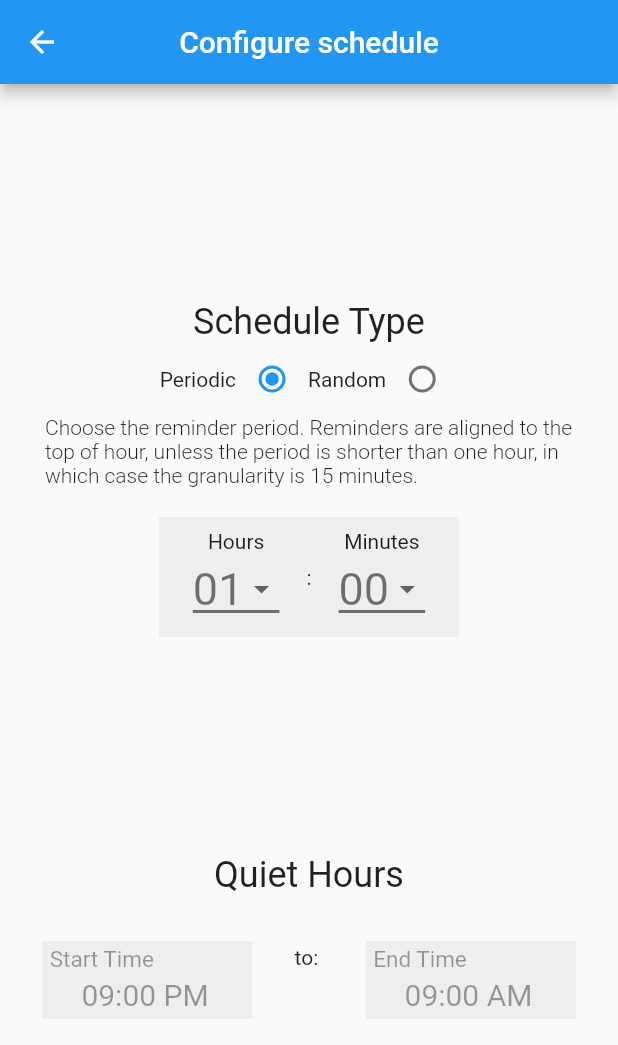
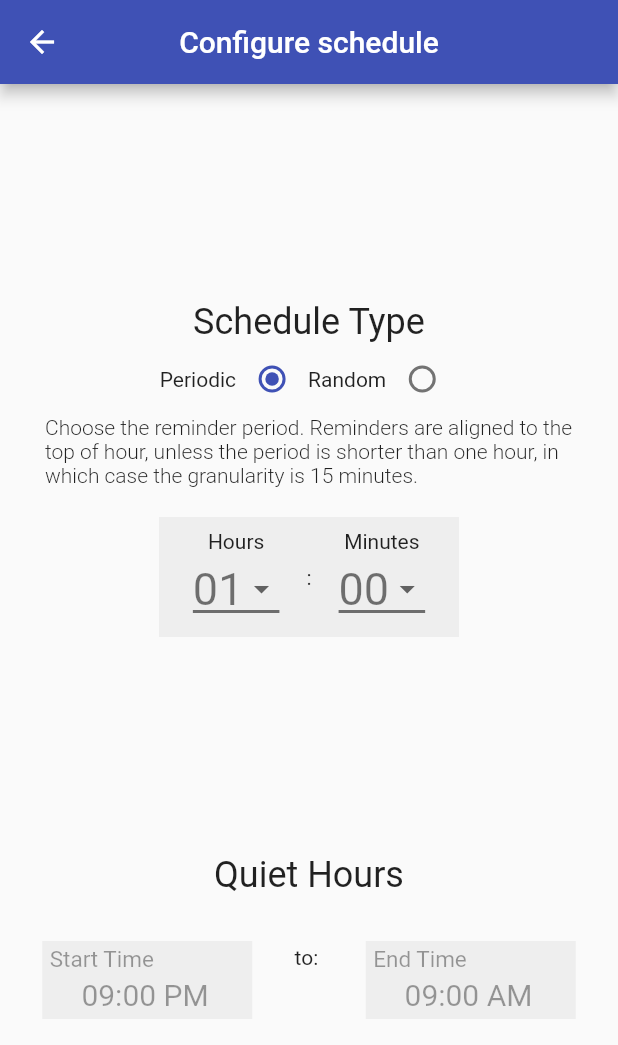
Before and after one commit to kmac/mindfulnotifier, a Flutter app: the screen it shows after launch, in the side drawer, after a tap on "Schedule", on a phone screen of 412 x 824 dp. Shown: the top 1045 px of the screen. Run offline on Flutter 3.47's test engine with Material 2 defaults, Android fonts, the phone set to English and light mode, and no system bars; our stand-ins replace date_format, flutter_local_notifications, flutter_native_timezone, flutter_time_picker_spinner, get, just_audio and 3 more; missing offline and left inert: android_alarm_manager, audio_session.

Commit message:
WIP: begin switching to Get

```diff
--- a/lib/main.dart
+++ b/lib/main.dart
@@ -1,15 +1,36 @@
 import 'package:flutter/cupertino.dart';
 import 'package:flutter/material.dart';
+import 'package:get/get.dart';
+import 'package:mindfulnotifier/components/router.dart' as router;
 
 import 'package:mindfulnotifier/screens/app/mindfulnotifier.dart';
-
-const String appName = 'Mindful Notifier';
 
 void main() async {
   // needed if you intend to initialize in the `main` function
   WidgetsFlutterBinding.ensureInitialized();
 
-  MindfulNotifierApp app = MindfulNotifierApp(appName);
-  app.init();
-  runApp(app);
+  runApp(
+    // GetMaterialApp(MindfulNotifierApp());
+    GetMaterialApp(
+      title: 'Mindful Notifier',
+      debugShowCheckedModeBanner: false,
+      defaultTransition: Transition.rightToLeft,
+      getPages: router.Router.route,
+      initialRoute: '/',
+      theme: ThemeData(
+        // primarySwatch: Colors.deepOrange,
+        primarySwatch: Colors.indigo,
+        appBarTheme: AppBarTheme(
+          // color: Colors.deepOrange,
+          color: Colors.indigo,
+          // textTheme: TextTheme(
+          //   headline6: GoogleFonts.exo2(
+          //     color: Colors.white,
+          //     fontSize: 18,
+          //     fontWeight: FontWeight.bold,
+          //   ),
+        ),
+      ),
+    ),
+  );
 }
--- a/lib/screens/app/mindfulnotifier.dart
+++ b/lib/screens/app/mindfulnotifier.dart
@@ -3,43 +3,47 @@ import 'dart:ui';
 import 'package:flutter/cupertino.dart';
 import 'package:flutter/material.dart';
 // import 'package:permission_handler/permission_handler.dart';
+import 'package:get/get.dart';
 import 'package:mindfulnotifier/components/notifier.dart';
 import 'package:mindfulnotifier/components/schedule.dart';
 import 'package:mindfulnotifier/screens/schedules/schedulesview.dart';
 import 'package:mindfulnotifier/screens/widgetview.dart';
 import 'package:date_format/date_format.dart';
 
+const String appName = 'Mindful Notifier';
 const bool testing = false;
 
-class MindfulNotifierApp extends StatelessWidget {
-  final String title;
-  MindfulNotifierApp(this.title);
+// class MindfulNotifierApp extends StatelessWidget {
+//   final String title = appName;
+//   MindfulNotifierApp() {
+//     init();
+//   }
 
-  void init() async {
-    initializeNotifications();
-  }
+//   void init() async {
+//     initializeNotifications();
+//   }
 
-  @override
-  Widget build(BuildContext context) {
-    return MaterialApp(
-      title: title,
-      //home: RemindfulAppWidget(title: title),
-      theme: ThemeData(
-        primarySwatch: Colors.blue,
-        // This makes the visual density adapt to the platform that you run
-        // the app on.
-        visualDensity: VisualDensity.adaptivePlatformDensity,
-      ),
-      routes: {
-        '/': (context) => MindfulNotifierAppWidget(title: title),
-        '/schedules': (context) => SchedulesWidget(),
-        // '/reminders': (context) => RemindersScreen(),
-        // '/bells': (context) => BellScreen(),
-        // '/advanced': (context) => AdvancedScreen(),
-      },
-    );
-  }
-}
+//   @override
+//   Widget build(BuildContext context) {
+//     return MaterialApp(
+//       title: title,
+//       //home: RemindfulAppWidget(title: title),
+//       theme: ThemeData(
+//         primarySwatch: Colors.blue,
+//         // This makes the visual density adapt to the platform that you run
+//         // the app on.
+//         visualDensity: VisualDensity.adaptivePlatformDensity,
+//       ),
+//       routes: {
+//         '/': (context) => MindfulNotifierAppWidget(title: title),
+//         '/schedules': (context) => SchedulesWidget(),
+//         // '/reminders': (context) => RemindersScreen(),
+//         // '/bells': (context) => BellScreen(),
+//         // '/advanced': (context) => AdvancedScreen(),
+//       },
+//     );
+//   }
+// }
 
 class MindfulNotifierAppWidget extends StatefulWidget {
   // This widget is the home page of your application. It is stateful, meaning
@@ -73,19 +77,17 @@ should help you decide:
 If in doubt, start by managing state in the parent widget.
 */
 
-  final String title;
-
-  MindfulNotifierAppWidget({Key key, this.title}) : super(key: key);
+  MindfulNotifierAppWidget({Key key}) : super(key: key);
 
   @override
   MindfulNotifierWidgetController createState() =>
-      MindfulNotifierWidgetController(title);
+      MindfulNotifierWidgetController();
 }
 
 class MindfulNotifierWidgetController extends State<MindfulNotifierAppWidget> {
   // UI event handlers, init code, etc goes here
 
-  final String title;
+  final String title = appName;
   String message = 'Not Running';
   String infoMessage = 'Not Running';
   bool _enabled = false;
@@ -98,6 +100,7 @@ class MindfulNotifierWidgetController extends State<MindfulNotifierAppWidget> {
   @override
   void initState() {
     super.initState();
+    initializeNotifications();
     initializeReceivePort();
   }
 
@@ -107,7 +110,7 @@ class MindfulNotifierWidgetController extends State<MindfulNotifierAppWidget> {
     super.dispose();
   }
 
-  MindfulNotifierWidgetController(this.title) {
+  MindfulNotifierWidgetController() {
     scheduler = Scheduler();
     scheduler.controller = this;
     scheduler.appName = title;
@@ -175,12 +178,7 @@ class MindfulNotifierWidgetController extends State<MindfulNotifierAppWidget> {
   }
 
   void handleScheduleOnTap() {
-    // https://flutter.dev/docs/cookbook/navigation/navigation-basics
-    Navigator.pushNamed(
-      context,
-      '/schedules',
-    );
-    // Navigator.pop(context);
+    Get.toNamed('/schedules');
   }
 
   void handleRemindersOnTap() {
@@ -234,7 +232,7 @@ class _MindfulNotifierWidgetView extends WidgetView<MindfulNotifierAppWidget,
         // Widget tree
         child: Scaffold(
           appBar: AppBar(
-            title: Text(state.widget.title),
+            title: Text(state.title),
           ),
           body: Center(
             child: Column(
@@ -317,7 +315,9 @@ class _MindfulNotifierWidgetView extends WidgetView<MindfulNotifierAppWidget,
               children: <Widget>[
                 DrawerHeader(
                   decoration: BoxDecoration(
-                    color: Colors.blue,
+                    //color: Colors.blue,
+                    color: Theme.of(context).appBarTheme.color,
+                    // style: Theme.of(context).textTheme.headline5,
                   ),
                   child: Text(
                     'Settings',
--- a/pubspec.yaml
+++ b/pubspec.yaml
@@ -42,6 +42,7 @@ dependencies:
   # time_range: ^0.5.0
   date_format: ^1.0.9
   permission_handler: ^5.0.1+1
+  get:
 
 dev_dependencies:
   flutter_test:
```
Also changed, not shown: lib/components/router.dart (added, +16 -0 lines), pubspec.lock, 1 other file.
